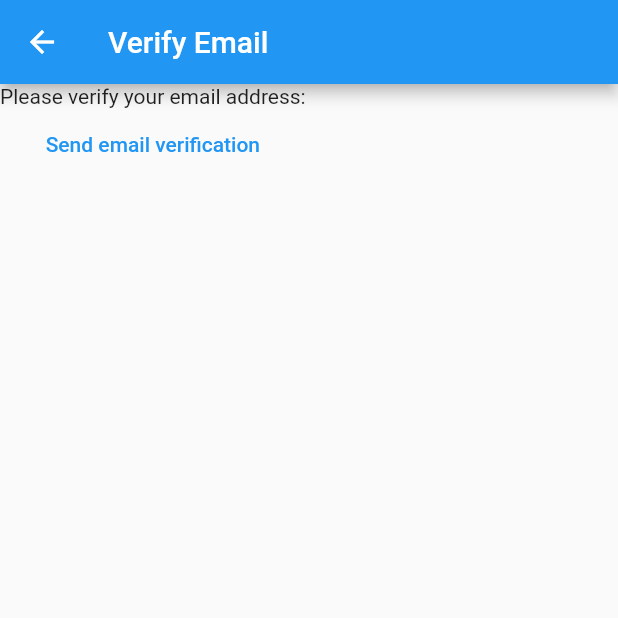
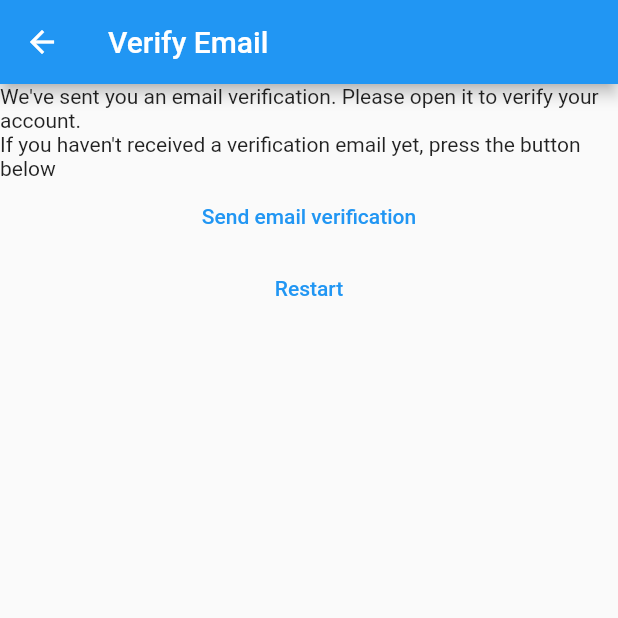
Before and after one commit to itsmohsin/mynotes, a Flutter app: the VerifyEmailView screen opened directly, on a phone screen of 412 x 824 dp, the top half of it. Run offline on Flutter 3.47's test engine with Material 2 defaults, Android fonts, the phone set to English and light mode, and no system bars; our stand-ins replace firebase_auth, firebase_core; accounts and stored records are empty.

Commit message:
added restart button

```diff
--- a/lib/constants/routes.dart
+++ b/lib/constants/routes.dart
@@ -1,3 +1,4 @@
 const loginRoute = '/login/';
 const registerRoute = '/register/';
 const notesRoute = '/notes/';
+const verifyEmailRoute = 'verify-email';
--- a/lib/main.dart
+++ b/lib/main.dart
@@ -21,6 +21,7 @@ void main() {
         loginRoute: (context) => const LoginView(),
         registerRoute: (context) => const RegisterView(),
         notesRoute: (context) => const NotesView(),
+        verifyEmailRoute: (context) => const VerifyEmailView(),
       },
     ),
   );
--- a/lib/views/verify_email_view.dart
+++ b/lib/views/verify_email_view.dart
@@ -1,5 +1,6 @@
 import 'package:firebase_auth/firebase_auth.dart';
 import 'package:flutter/material.dart';
+import 'package:mynotes/constants/routes.dart';
 
 class VerifyEmailView extends StatefulWidget {
   const VerifyEmailView({super.key});
@@ -13,17 +14,37 @@ class _VerifyEmailViewState extends State<VerifyEmailView> {
   Widget build(BuildContext context) {
     return Scaffold(
       appBar: AppBar(
-        title: const Text('Verify Email'),
+        title: const Text(
+          'Verify Email',
+        ),
       ),
       body: Column(
         children: [
-          const Text('Please verify your email address:'),
+          const Text(
+            "We've sent you an email verification. Please open it to verify your account.",
+          ),
+          const Text(
+            "If you haven't received a verification email yet, press the button below",
+          ),
           TextButton(
             onPressed: () async {
               final user = FirebaseAuth.instance.currentUser;
               await user?.sendEmailVerification();
             },
-            child: const Text('Send email verification'),
+            child: const Text(
+              'Send email verification',
+            ),
+          ),
+          TextButton(
+            onPressed: () async {
+              await FirebaseAuth.instance.signOut();
+              // ignore: use_build_context_synchronously
+              Navigator.of(context).pushNamedAndRemoveUntil(
+                registerRoute,
+                (route) => false,
+              );
+            },
+            child: const Text('Restart'),
           )
         ],
       ),
```
Also changed, not shown: lib/views/register_view.dart (+28 -8 lines).
